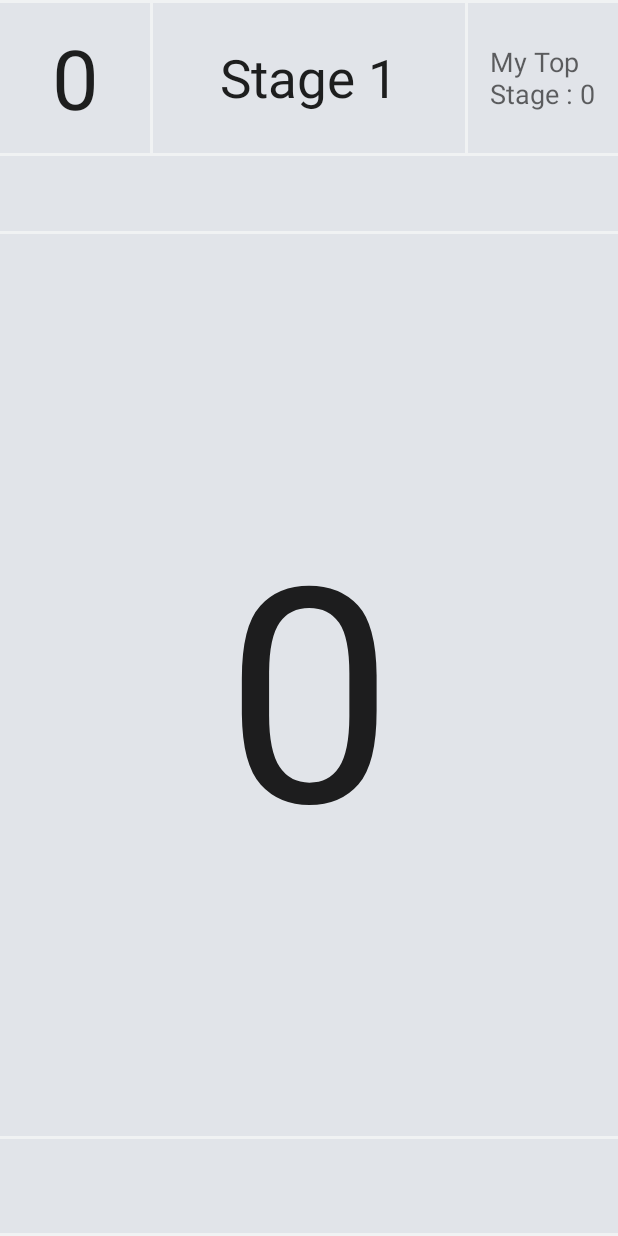
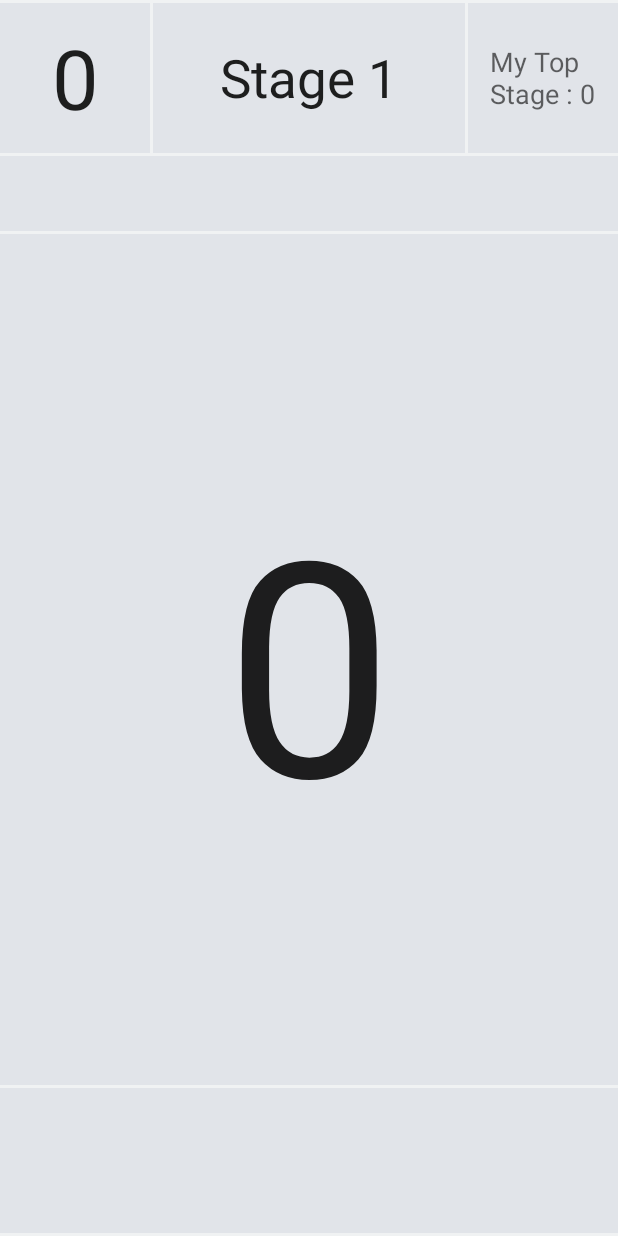
Before and after one commit to mings0401/game, an Android app: the MainActivity screen opened directly, with no data from a screen before it, on a phone screen of 412 x 824 dp. Run offline under Robolectric (Android 15) with nearby library versions, the phone set to English and light mode, and no system bars; our stand-ins replace AdMob.

Commit message:
하단 배너 사이즈 조절 갤럭시 s3도 나오도록 설정

```diff
--- a/app/src/main/res/layout/activity_main.xml
+++ b/app/src/main/res/layout/activity_main.xml
@@ -119,14 +119,14 @@
         android:layout_height="fill_parent"
         android:background="#E1E4E9"
         android:gravity="center|center_horizontal"
-        android:weightSum="1"
+        android:weightSum="2"
         android:orientation="vertical">
 
         <LinearLayout xmlns:ads="http://schemas.android.com/apk/res-auto"
             android:layout_width="fill_parent"
             android:layout_height="fill_parent"
             android:gravity="bottom|center_horizontal"
-            android:layout_weight="0.1"
+            android:layout_weight="0.3"
             android:orientation="horizontal">
 
             <TextView
@@ -147,7 +147,7 @@
         <LinearLayout xmlns:ads="http://schemas.android.com/apk/res-auto"
             android:layout_width="fill_parent"
             android:layout_height="fill_parent"
-            android:layout_weight="0.9"
+            android:layout_weight="1.7"
             android:gravity="bottom|center_horizontal"
             android:orientation="horizontal">
 
@@ -158,7 +158,7 @@
                 android:layout_alignParentBottom="true"
                 android:layout_centerHorizontal="true"
                 ads:adSize="BANNER"
-                ads:adUnitId="@string/banner_ad_unit_id"></com.google.android.gms.ads.AdView>
+                ads:adUnitId="@string/banner_ad_unit_id_bottom"></com.google.android.gms.ads.AdView>
 
         </LinearLayout>
         <ImageView
--- a/app/src/main/res/values/strings.xml
+++ b/app/src/main/res/values/strings.xml
@@ -2,6 +2,7 @@
     <string name="app_name">Click50</string>
     <string name="title_activity_bulls_and_cows_game">BullsAndCowsGame</string>
     <string name="banner_ad_unit_id">ca-app-pub-3628076058136751/7636729026</string>
+    <string name="banner_ad_unit_id_bottom">ca-app-pub-3628076058136751/7202103422</string>
     <string name="front_ad_unit_id">ca-app-pub-3628076058136751/1729796220</string>
     <string name="title_activity_start_dialog">StartDialogActivity</string>
     <string name="title_activity_finish">FinishActivity</string>
```
